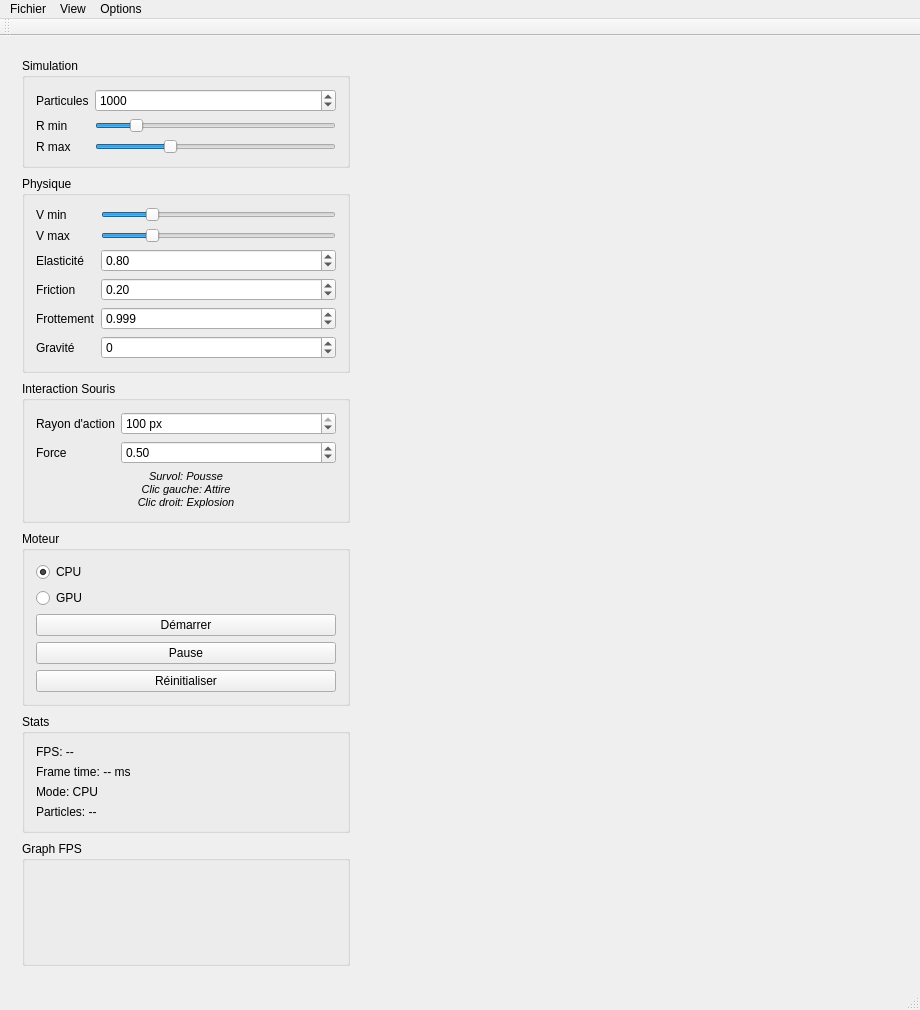
Qt form PartiQleStudio/ui/MainWindow.ui (arcreane/gpu-cuda-in518_abdillah_aguessy_mathieu) before a commit.
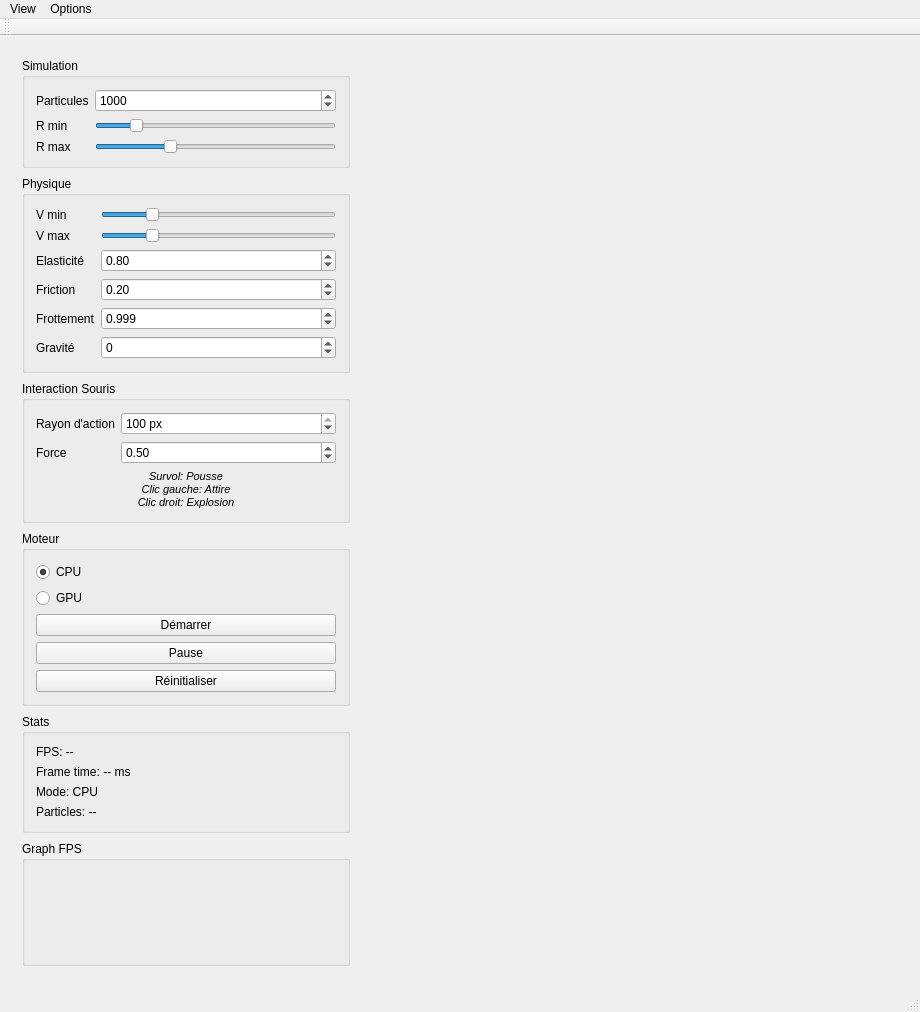
The same form after that commit. Custom widgets are drawn as their Qt base class.

Commit message:
docs: rewrite and enhance README.md with full project overview, installation guide, architecture, benchmarks and system specs
- Added complete description of PartiQleStudio features (CPU/GPU)
- Added installation, configuration and usage instructions
- Documented presets, debug overlays and UI controls
- Added project structure tree and architecture breakdown
- Added performance comparison table template
- Added machine hardware specifications (i9-12900H, RTX 3070 Ti, 16GB RAM)

What changed in the file:
```diff
--- a/PartiQleStudio/ui/MainWindow.ui
+++ b/PartiQleStudio/ui/MainWindow.ui
@@ -7,7 +7,7 @@
     <x>0</x>
     <y>0</y>
     <width>920</width>
-    <height>924</height>
+    <height>1012</height>
    </rect>
   </property>
   <property name="windowTitle">
@@ -483,11 +483,6 @@
      <height>21</height>
     </rect>
    </property>
-   <widget class="QMenu" name="menuFichier">
-    <property name="title">
-     <string>Fichier</string>
-    </property>
-   </widget>
    <widget class="QMenu" name="menuView">
     <property name="title">
      <string>View</string>
@@ -524,7 +519,6 @@
     </widget>
     <addaction name="menuPreset"/>
    </widget>
-   <addaction name="menuFichier"/>
    <addaction name="menuView"/>
    <addaction name="menuOptions"/>
   </widget>
```
The commit also changes 1 other file.
